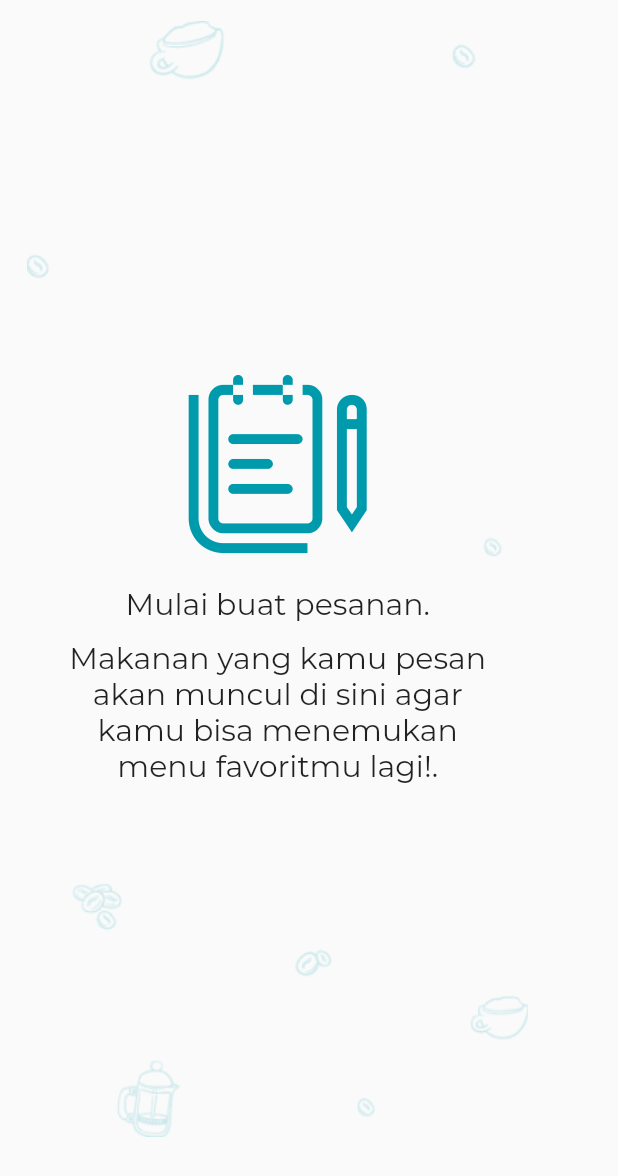
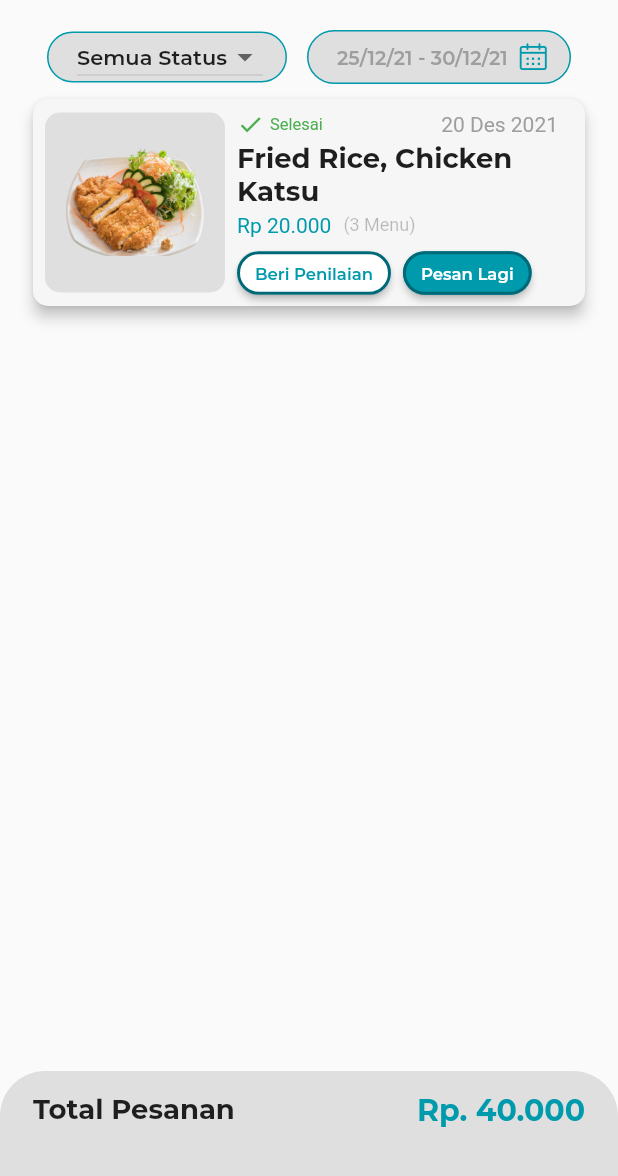
Before and after one commit to noersy/java_code_app, a Flutter app: the HistoryScreen screen opened directly, on a phone screen of 412 x 824 dp. Shown: the top 1176 px of the screen. Run offline on Flutter 3.47's test engine with Material 2 defaults, Android fonts, the phone set to English and light mode, and no system bars; our stand-ins replace flutter_screenutil, flutter_svg, pinput.

Commit message:
styling detailmenu: make bottomsheet rounded

```diff
--- a/lib/view/pesanan_page.dart
+++ b/lib/view/pesanan_page.dart
@@ -257,14 +257,15 @@ class _HistoryScreenState extends State<HistoryScreen> {
 
   @override
   Widget build(BuildContext context) {
-    return SingleChildScrollView(
+    return Scaffold(
+      body: SingleChildScrollView(
         primary: true,
         child: Padding(
           padding: const EdgeInsets.symmetric(
             horizontal: SpaceDims.sp18,
             vertical: SpaceDims.sp14,
           ),
-        child: false ? Column(
+          child: true ? Column(
             children: [
               Row(
                 mainAxisAlignment: MainAxisAlignment.spaceEvenly,
@@ -346,6 +347,26 @@ class _HistoryScreenState extends State<HistoryScreen> {
                 )
               ],
             ),
+          ),
+        ),
+      ),
+      bottomNavigationBar: Container(
+        height: 110,
+        padding: const EdgeInsets.symmetric(horizontal : SpaceDims.sp22, vertical: SpaceDims.sp14),
+        decoration: const BoxDecoration(
+          color: ColorSty.grey60,
+          borderRadius: BorderRadius.only(
+            topLeft: Radius.circular(30.0),
+            topRight: Radius.circular(30.0)
+          ),
+        ),
+        child: Row(
+          crossAxisAlignment: CrossAxisAlignment.start,
+          mainAxisAlignment: MainAxisAlignment.spaceBetween,
+          children: [
+            Text("Total Pesanan", style: TypoSty.title),
+            const Text("Rp. 40.000", style: TypoSty.titlePrimary),
+          ],
         ),
       ),
     );
```
Also changed, not shown: lib/view/detailmenu_page.dart (+21 -4 lines). Lines whose indentation alone changed are shown as unchanged.
